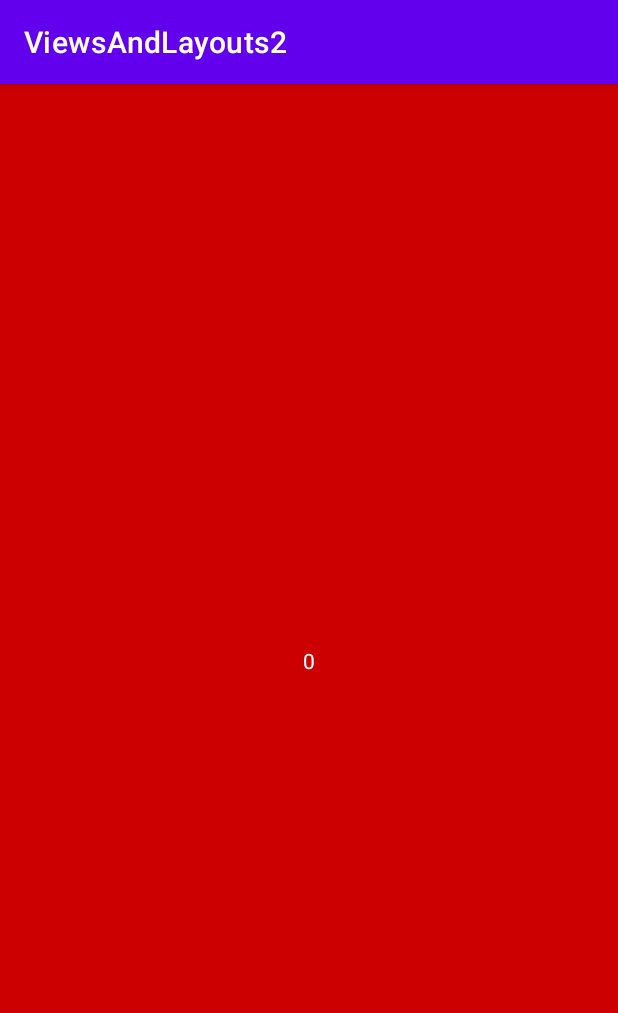
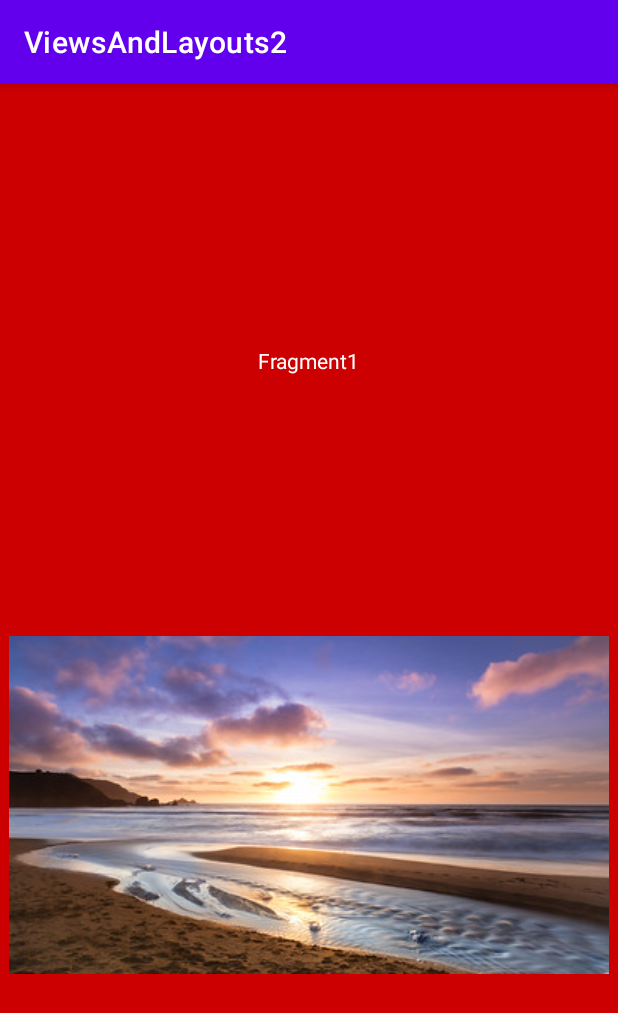
Before and after one commit to npogoncuk/ViewsAndLayouts2, an Android app: the Fragment1 screen opened directly, with no data from a screen before it, on a phone screen of 412 x 824 dp. Shown: the top 1013 px of the screen. Run offline under Robolectric (Android 15) with nearby library versions, the phone set to English and light mode, and no system bars.

Commit message:
Added to fragments images

```diff
--- /dev/null
+++ b/app/src/main/java/com/example/viewsandlayouts2/FragmentsData.kt
@@ -0,0 +1,8 @@
+package com.example.viewsandlayouts2
+
+object FragmentsData {
+    val data = listOf(FragmentData("Fragment1", R.drawable.image1),
+        FragmentData("Fragment2", R.drawable.image2),
+        FragmentData("Fragment3", R.drawable.image3),)
+    data class FragmentData(val name: String, val imageId: Int)
+}
--- a/app/src/main/java/com/example/viewsandlayouts2/ViewPagerActivity.kt
+++ b/app/src/main/java/com/example/viewsandlayouts2/ViewPagerActivity.kt
@@ -11,8 +11,6 @@ import com.example.viewsandlayouts2.viewpagerfragments.Fragment1
 import com.example.viewsandlayouts2.viewpagerfragments.Fragment2
 import com.example.viewsandlayouts2.viewpagerfragments.Fragment3
 
-private const val FRAGMENT_COUNT = 3
-
 class ViewPagerActivity : AppCompatActivity() {
 
     private lateinit var viewPager: ViewPager2
@@ -22,7 +20,7 @@ class ViewPagerActivity : AppCompatActivity() {
         setContentView(R.layout.activity_view_pager)
 
         viewPager = findViewById(R.id.view_pager)
-        viewPager.adapter = PagerAdapter(supportFragmentManager, lifecycle)
+        viewPager.adapter = PagerAdapter(supportFragmentManager, lifecycle, FragmentsData.data)
     }
 
     override fun onBackPressed() {
@@ -30,15 +28,16 @@ class ViewPagerActivity : AppCompatActivity() {
         else viewPager.currentItem -= 1
     }
 
-    private inner class PagerAdapter(fragmentManager: FragmentManager, lifecycle: Lifecycle)
+    private inner class PagerAdapter(fragmentManager: FragmentManager, lifecycle: Lifecycle,val fragmentData: List<FragmentsData.FragmentData>)
         : FragmentStateAdapter(fragmentManager, lifecycle) {
-        override fun getItemCount(): Int = FRAGMENT_COUNT
+        override fun getItemCount(): Int = fragmentData.size
 
         override fun createFragment(position: Int): Fragment {
+            val (name, imageId) = fragmentData[position]
             return when(position) {
-                0 -> Fragment1.newInstance(position.toString())
-                1 -> Fragment2.newInstance(position.toString())
-                2 -> Fragment3.newInstance(position.toString())
+                0 -> Fragment1.newInstance(name, imageId)
+                1 -> Fragment2.newInstance(name, imageId)
+                2 -> Fragment3.newInstance(name, imageId)
                 else -> throw IllegalArgumentException("There is only 3 fragments")
             }
         }
--- a/app/src/main/java/com/example/viewsandlayouts2/viewpagerfragments/Fragment1.kt
+++ b/app/src/main/java/com/example/viewsandlayouts2/viewpagerfragments/Fragment1.kt
@@ -5,19 +5,24 @@ import androidx.fragment.app.Fragment
 import android.view.LayoutInflater
 import android.view.View
 import android.view.ViewGroup
+import android.widget.ImageView
 import android.widget.TextView
+import androidx.annotation.DrawableRes
 import com.example.viewsandlayouts2.R
 
 private const val ARG_NAME = "name"
+private const val ARG_IMAGE = "image"
 
 class Fragment1 : Fragment() {
 
     private var name: String? = null
+    private var imageId: Int? = null
 
     override fun onCreate(savedInstanceState: Bundle?) {
         super.onCreate(savedInstanceState)
         arguments?.let {
             name = it.getString(ARG_NAME)
+            imageId = it.getInt(ARG_IMAGE)
         }
     }
 
@@ -32,18 +37,16 @@ class Fragment1 : Fragment() {
     override fun onViewCreated(view: View, savedInstanceState: Bundle?) {
         super.onViewCreated(view, savedInstanceState)
         view.findViewById<TextView>(R.id.fragment_text_view).text = name ?: throw IllegalArgumentException("Name of fragment is null")
+        view.findViewById<ImageView>(R.id.fragment_imageView).setImageResource(imageId ?: throw IllegalArgumentException("imageId is null"))
     }
 
     companion object {
-        /**
-         * @param param1 Parameter 1.
-         * @return A new instance of fragment Fragment1.
-         */
         @JvmStatic
-        fun newInstance(param1: String) =
+        fun newInstance(name: String, @DrawableRes imageId: Int) =
             Fragment1().apply {
                 arguments = Bundle().apply {
-                    putString(ARG_NAME, param1)
+                    putString(ARG_NAME, name)
+                    putInt(ARG_IMAGE, imageId)
                 }
             }
     }
--- a/app/src/main/res/layout/fragment_1.xml
+++ b/app/src/main/res/layout/fragment_1.xml
@@ -8,15 +8,27 @@
     tools:context=".viewpagerfragments.Fragment1">
 
     <TextView
+        android:id="@+id/fragment_text_view"
         android:layout_width="wrap_content"
         android:layout_height="wrap_content"
-        android:id="@+id/fragment_text_view"
         android:text="@string/hello_blank_fragment"
         android:textColor="@color/white"
-        app:layout_constraintBottom_toBottomOf="parent"
+        app:layout_constraintBottom_toTopOf="@+id/fragment_imageView"
         app:layout_constraintEnd_toEndOf="parent"
         app:layout_constraintHorizontal_bias="0.5"
         app:layout_constraintStart_toStartOf="parent"
         app:layout_constraintTop_toTopOf="parent" />
 
+    <ImageView
+        android:id="@+id/fragment_imageView"
+        android:layout_width="wrap_content"
+        android:layout_height="wrap_content"
+        android:importantForAccessibility="no"
+        android:src="@drawable/image1"
+        app:layout_constraintBottom_toBottomOf="parent"
+        app:layout_constraintEnd_toEndOf="parent"
+        app:layout_constraintHorizontal_bias="0.5"
+        app:layout_constraintStart_toStartOf="parent"
+        app:layout_constraintTop_toBottomOf="@+id/fragment_text_view" />
+
 </androidx.constraintlayout.widget.ConstraintLayout>
```
Also changed, not shown: app/src/main/java/com/example/viewsandlayouts2/viewpagerfragments/Fragment2.kt (+9 -6 lines), app/src/main/java/com/example/viewsandlayouts2/viewpagerfragments/Fragment3.kt (+9 -6 lines), app/src/main/res/layout/fragment_2.xml (+14 -2 lines), app/src/main/res/layout/fragment_3.xml (+14 -2 lines), app/src/main/res/drawable-v24/image1.jpg (added), app/src/main/res/drawable-v24/image2.jpg (added), app/src/main/res/drawable-v24/image3.jpg (added).
